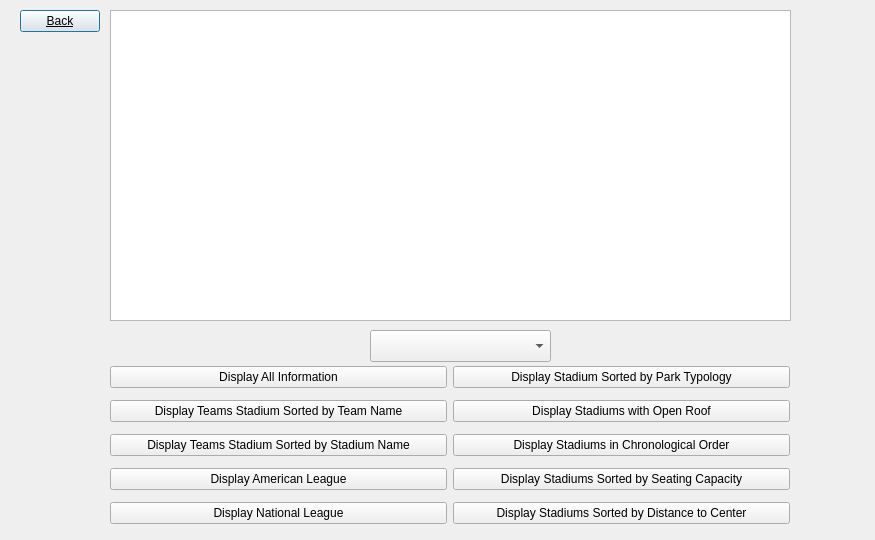
Before: the Qt Designer form BaseballProject2/displayteam.ui in tholm1/CS1D-Project-2-Baseball, drawn with Qt 5.
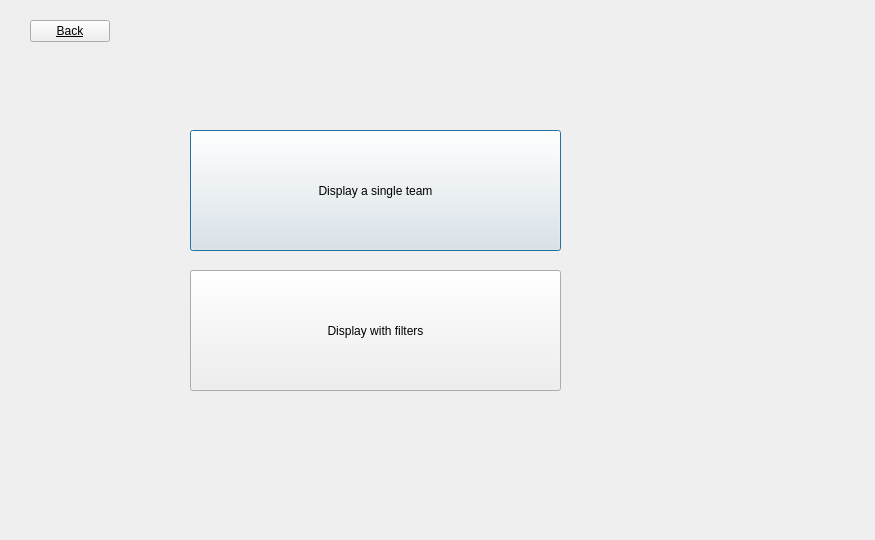
After: the same form once the commit is applied.

Commit message:
Filter and display the teams
I filtered based on the professors requirements and displayed the correct output.

Diff of the .ui file:
```diff
--- a/BaseballProject2/displayteam.ui
+++ b/BaseballProject2/displayteam.ui
@@ -13,11 +13,37 @@
   <property name="windowTitle">
    <string>Dialog</string>
   </property>
+  <widget class="QPushButton" name="displaySingleTeam_pushButton">
+   <property name="geometry">
+    <rect>
+     <x>190</x>
+     <y>130</y>
+     <width>371</width>
+     <height>121</height>
+    </rect>
+   </property>
+   <property name="text">
+    <string>Display a single team</string>
+   </property>
+  </widget>
+  <widget class="QPushButton" name="displayWithFilter_pushButton">
+   <property name="geometry">
+    <rect>
+     <x>190</x>
+     <y>270</y>
+     <width>371</width>
+     <height>121</height>
+    </rect>
+   </property>
+   <property name="text">
+    <string>Display with filters</string>
+   </property>
+  </widget>
   <widget class="QPushButton" name="back_pushButton">
    <property name="geometry">
     <rect>
-     <x>20</x>
-     <y>10</y>
+     <x>30</x>
+     <y>20</y>
      <width>80</width>
      <height>22</height>
     </rect>
@@ -30,116 +56,6 @@
     <string>Back</string>
    </property>
   </widget>
-  <widget class="QComboBox" name="comboBox">
-   <property name="geometry">
-    <rect>
-     <x>370</x>
-     <y>330</y>
-     <width>181</width>
-     <height>32</height>
-    </rect>
-   </property>
-  </widget>
-  <widget class="QTableView" name="tableView">
-   <property name="geometry">
-    <rect>
-     <x>110</x>
-     <y>10</y>
-     <width>681</width>
-     <height>311</height>
-    </rect>
-   </property>
-  </widget>
-  <widget class="QWidget" name="">
-   <property name="geometry">
-    <rect>
-     <x>110</x>
-     <y>360</y>
-     <width>680</width>
-     <height>170</height>
-    </rect>
-   </property>
-   <layout class="QHBoxLayout" name="horizontalLayout">
-    <item>
-     <layout class="QVBoxLayout" name="verticalLayout_2">
-      <item>
-       <widget class="QPushButton" name="displayAllInfo">
-        <property name="text">
-         <string>Display All Information</string>
-        </property>
-       </widget>
-      </item>
-      <item>
-       <widget class="QPushButton" name="pushButton_2">
-        <property name="text">
-         <string>Display Teams Stadium Sorted by Team Name</string>
-        </property>
-       </widget>
-      </item>
-      <item>
-       <widget class="QPushButton" name="pushButton_3">
-        <property name="text">
-         <string>Display Teams Stadium Sorted by Stadium Name</string>
-        </property>
-       </widget>
-      </item>
-      <item>
-       <widget class="QPushButton" name="pushButton_4">
-        <property name="text">
-         <string>Display American League</string>
-        </property>
-       </widget>
-      </item>
-      <item>
-       <widget class="QPushButton" name="pushButton_5">
-        <property name="text">
-         <string>Display National League</string>
-        </property>
-       </widget>
-      </item>
-     </layout>
-    </item>
-    <item>
-     <layout class="QVBoxLayout" name="verticalLayout">
-      <item>
-       <widget class="QPushButton" name="pushButton_6">
-        <property name="text">
-         <string>Display Stadium Sorted by Park Typology</string>
-        </property>
-       </widget>
-      </item>
-      <item>
-       <widget class="QPushButton" name="pushButton_7">
-        <property name="text">
-         <string>Display Stadiums with Open Roof</string>
-        </property>
-       </widget>
-      </item>
-      <item>
-       <widget class="QPushButton" name="pushButton_8">
-        <property name="text">
-         <string>Display Stadiums in Chronological Order</string>
-        </property>
-       </widget>
-      </item>
-      <item>
-       <widget class="QPushButton" name="pushButton_9">
-        <property name="text">
-         <string>Display Stadiums Sorted by Seating Capacity</string>
-        </property>
-       </widget>
-      </item>
-      <item>
-       <widget class="QPushButton" name="pushButton_10">
-        <property name="text">
-         <string>Display Stadiums Sorted by Distance to Center</string>
-        </property>
-       </widget>
-      </item>
-     </layout>
-    </item>
-   </layout>
-  </widget>
  </widget>
  <resources/>
  <connections/>
```
The commit also changes 33 other files.
